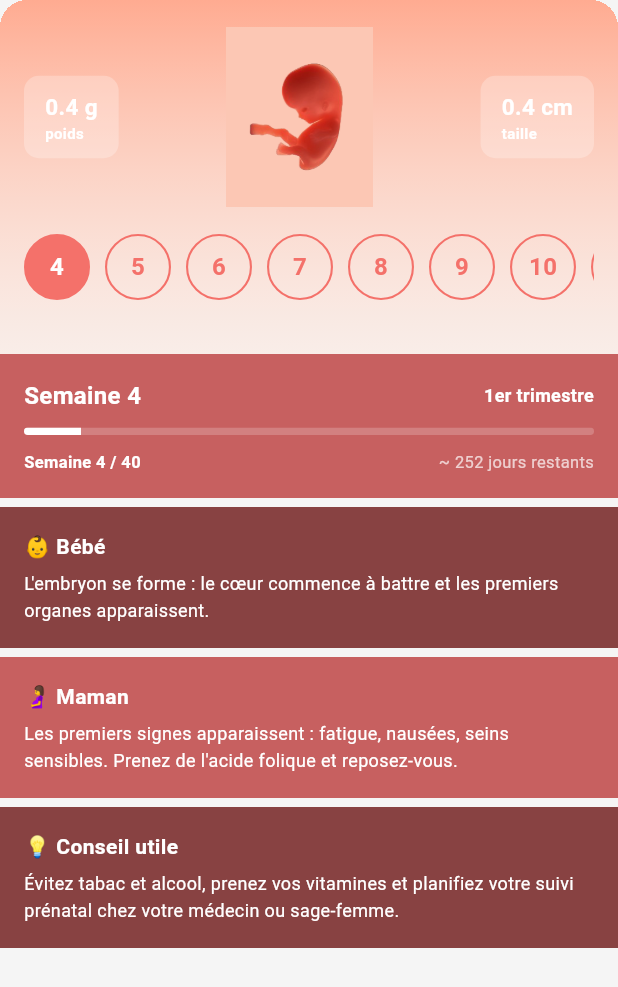
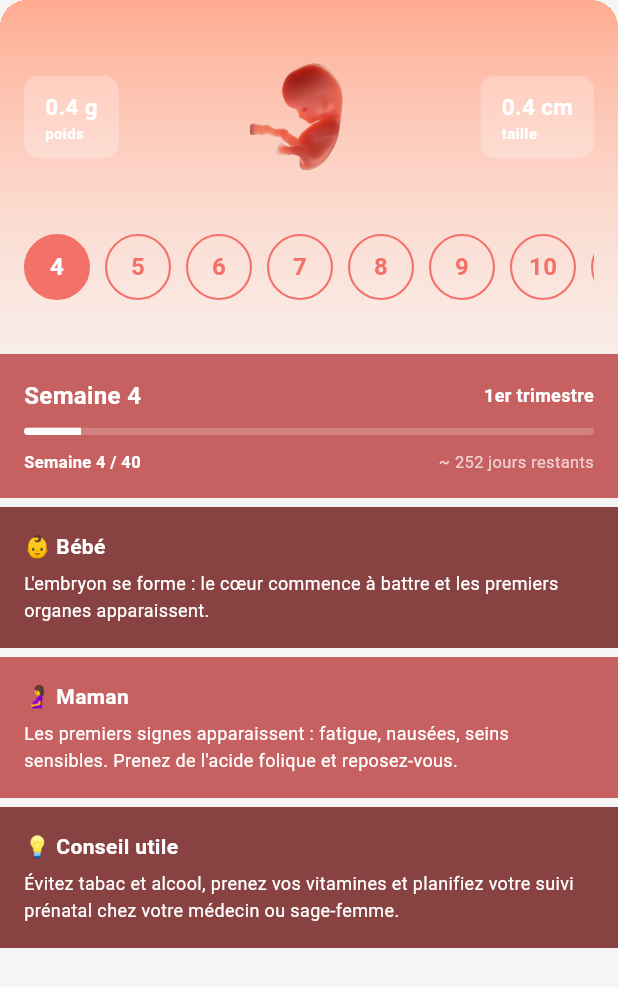
Before and after one commit to pfemoonbou-netizen/medicaclic, a Flutter app: the PregnancyTracker widget shown alone on an empty page, opened directly with empty values, on a phone screen of 412 x 824 dp. Shown: the top 987 px of the screen. Run offline on Flutter 3.47's test engine with Material 3 defaults, Android fonts, the phone set to English and light mode, and no system bars; our stand-ins replace file_picker, flutter_map, geolocator, go_router, image_picker, latlong2 and 2 more; accounts and stored records are empty; network calls fail.

Commit message:
Rendre le fond du foetus transparent (enlever le rectangle)
- Nettoyer les pixels de halo faible (alpha<25) de foetus.png
- Retirer color/BlendMode.multiply pour poser l'image directement sur le degrade

Co-Authored-By: Claude Opus 4.6 <noreply@anthropic.com>
Claude-Session: https://claude.ai/code/session_011W2p4idtsPLUqPjXsb6riq

```diff
--- a/lib/screens/yemma/widgets/pregnancy_tracker.dart
+++ b/lib/screens/yemma/widgets/pregnancy_tracker.dart
@@ -119,18 +119,14 @@ class _PregnancyTrackerState extends State<PregnancyTracker> {
                     SizedBox(
                       width: 110,
                       height: 120,
-                      // BlendMode.multiply : le fond blanc de l'image se fond
-                      // dans le corail (le blanc devient la couleur du fond).
+                      // Image au fond transparent : le foetus se pose
+                      // directement sur le degrade corail, sans rectangle.
                       child: Image.asset(
                         'assets/images/yemma/foetus.png',
                         fit: BoxFit.contain,
-                        color: const Color(0xFFFCC7B4),
-                        colorBlendMode: BlendMode.multiply,
                         errorBuilder: (c, e, s) => Image.asset(
                           'assets/images/foetus.png',
                           fit: BoxFit.contain,
-                          color: const Color(0xFFFCC7B4),
-                          colorBlendMode: BlendMode.multiply,
                           errorBuilder: (c, e, s) => const Icon(Icons.child_care, color: Colors.white, size: 64),
                         ),
                       ),
```
Also changed, not shown: assets/images/yemma/foetus.png.
